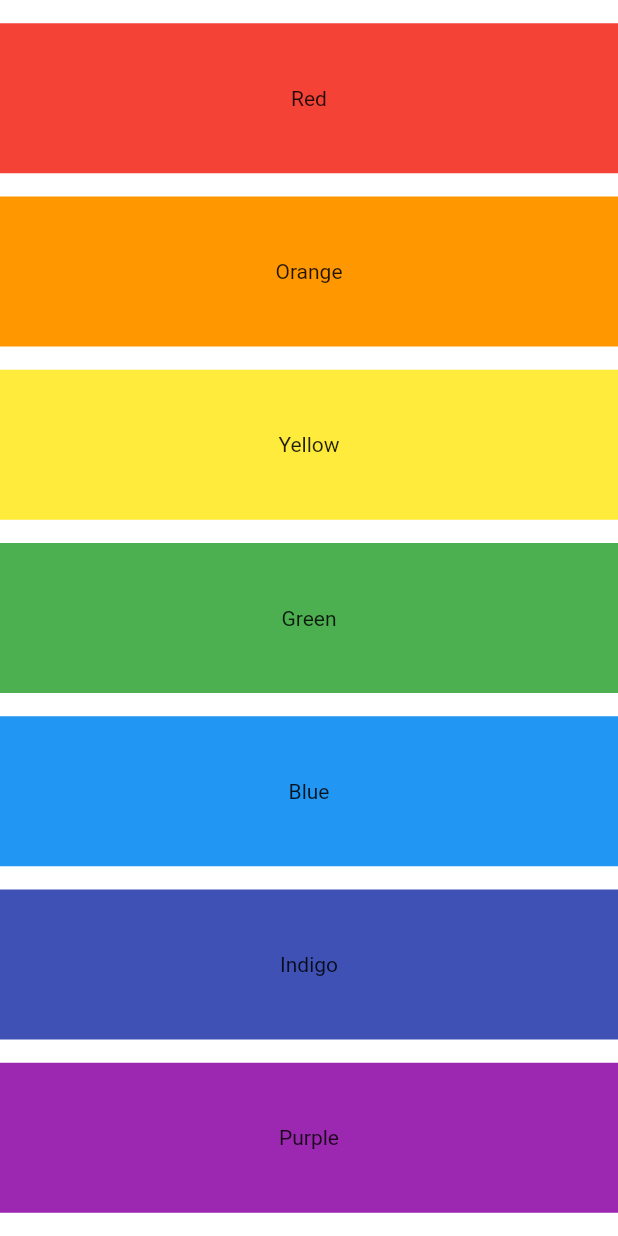
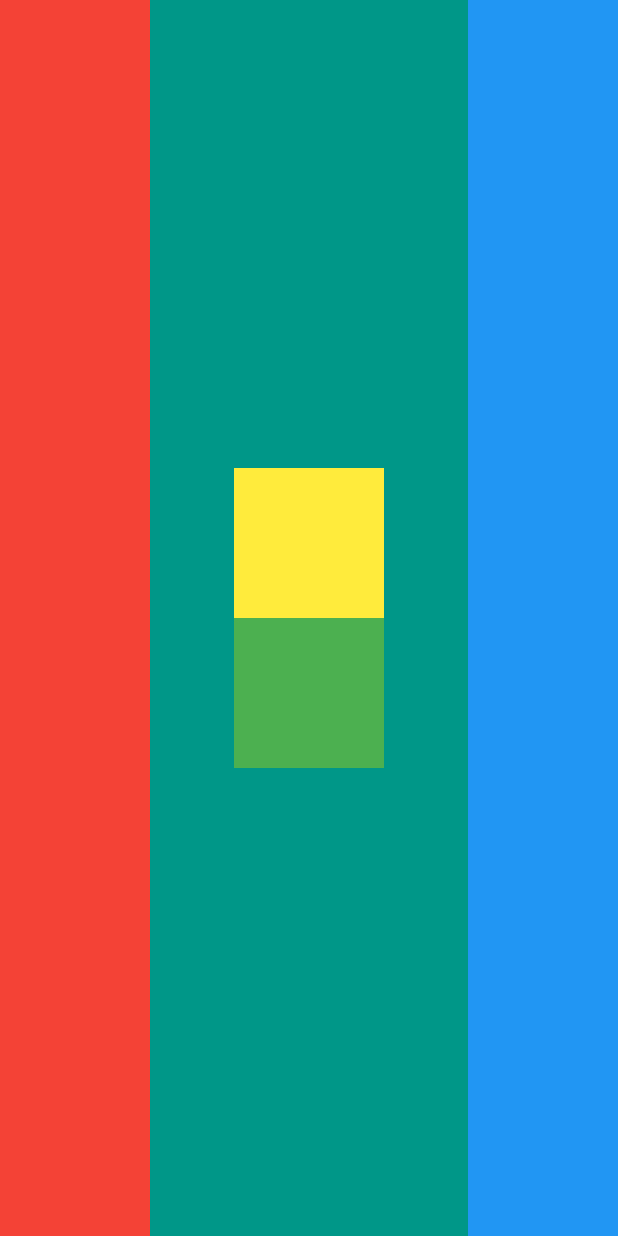
Before and after one commit to jess-alejo/flutter-mi_card, a Flutter app: the screen it shows after launch, on a phone screen of 412 x 824 dp. Run offline on Flutter 3.47's test engine with Material 2 defaults, Android fonts, the phone set to English and light mode, and no system bars.

Commit message:
Flutter Layouts Challenge

```diff
--- a/lib/main.dart
+++ b/lib/main.dart
@@ -11,48 +11,31 @@ class MyApp extends StatelessWidget {
   Widget build(BuildContext context) {
     return MaterialApp(
       home: Scaffold(
-        backgroundColor: Colors.white,
+        backgroundColor: Colors.teal,
         body: SafeArea(
-          child: Column(
-            mainAxisSize: MainAxisSize.max,
-            mainAxisAlignment: MainAxisAlignment.spaceEvenly,
-            crossAxisAlignment: CrossAxisAlignment.stretch,
+          child: Row(
+            mainAxisAlignment: MainAxisAlignment.spaceBetween,
             children: [
               Container(
-                height: 100,
                 color: Colors.red,
-                child: const Center(child: Text("Red")),
+                width: 100,
               ),
-              Container(
-                height: 100,
-                color: Colors.orange,
-                child: const Center(child: Text("Orange")),
+              Column(
+                mainAxisAlignment: MainAxisAlignment.center,
+                children: [
+                  Container(
+                    width: 100,
+                    height: 100,
+                    color: Colors.yellow,
+                  ),
+                  Container(
+                    width: 100,
+                    height: 100,
+                    color: Colors.green,
+                  )
+                ],
               ),
-              Container(
-                height: 100,
-                color: Colors.yellow,
-                child: const Center(child: Text("Yellow")),
-              ),
-              Container(
-                height: 100,
-                color: Colors.green,
-                child: const Center(child: Text("Green")),
-              ),
-              Container(
-                height: 100,
-                color: Colors.blue,
-                child: const Center(child: Text("Blue")),
-              ),
-              Container(
-                height: 100,
-                color: Colors.indigo,
-                child: const Center(child: Text("Indigo")),
-              ),
-              Container(
-                height: 100,
-                color: Colors.purple,
-                child: const Center(child: Text("Purple")),
-              ),
+              Container(width: 100, color: Colors.blue),
             ],
           ),
         ),
```
